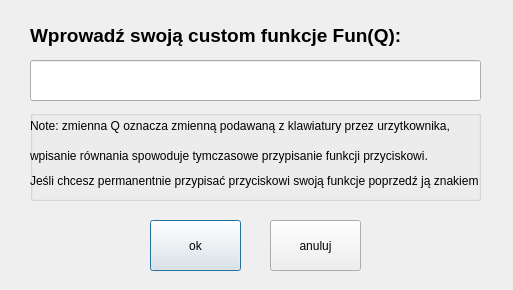
Old version of the form input.ui in the repository PetereQ/kalkulator-prosto-naukowy.
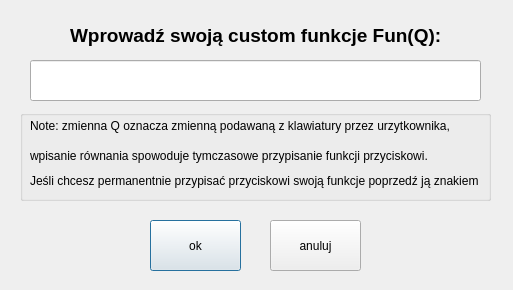
New version of the form.

Commit message: Drobne zmiany w UI okna Input, dodanie mozliwosci edycji wczesniej wprowadzonych funkcji

What changed in the file:
```diff
--- a/input.ui
+++ b/input.ui
@@ -22,9 +22,9 @@
   <widget class="QLabel" name="label_input">
    <property name="geometry">
     <rect>
-     <x>30</x>
+     <x>70</x>
      <y>20</y>
-     <width>451</width>
+     <width>371</width>
      <height>31</height>
     </rect>
    </property>
@@ -62,9 +62,9 @@
   <widget class="QGroupBox" name="groupBox_2">
    <property name="geometry">
     <rect>
-     <x>30</x>
+     <x>20</x>
      <y>110</y>
-     <width>451</width>
+     <width>471</width>
      <height>91</height>
     </rect>
    </property>
@@ -79,7 +79,7 @@
    <widget class="QLabel" name="label_2">
     <property name="geometry">
      <rect>
-      <x>0</x>
+      <x>10</x>
       <y>0</y>
       <width>451</width>
       <height>31</height>
@@ -92,7 +92,7 @@
    <widget class="QLabel" name="label_3">
     <property name="geometry">
      <rect>
-      <x>0</x>
+      <x>10</x>
       <y>30</y>
       <width>451</width>
       <height>31</height>
@@ -105,7 +105,7 @@
    <widget class="QLabel" name="label_4">
     <property name="geometry">
      <rect>
-      <x>0</x>
+      <x>10</x>
       <y>50</y>
       <width>451</width>
       <height>41</height>
```
The commit also changes 3 other files.
